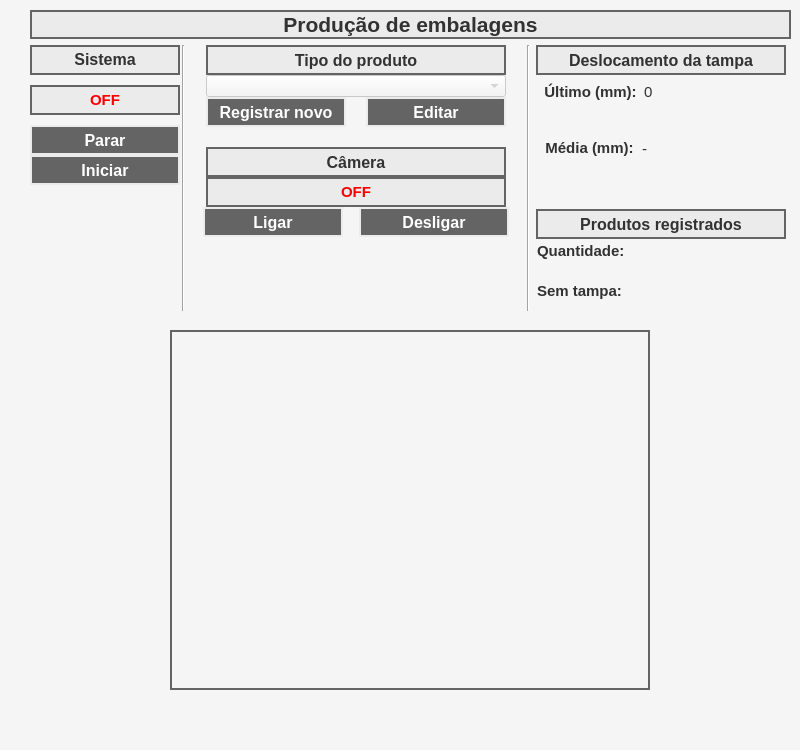
Old version of the form Sources/Windows/UI/main_window.ui in the repository gabrieldinse/package-cover-offset.
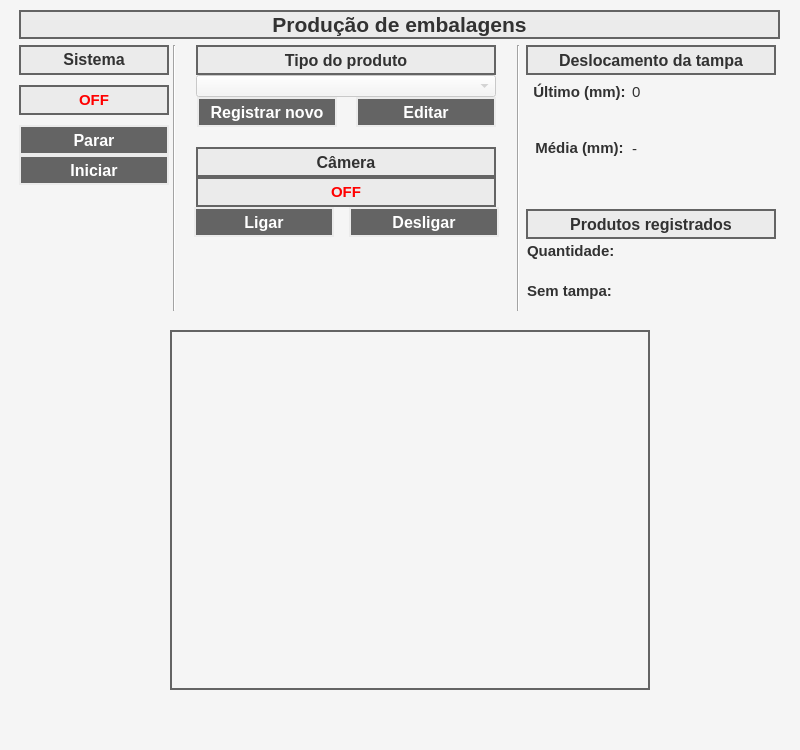
New version of the form.

Commit message: Alterado UI da MainWindow e alterador funcao de editr tipo de produto

```diff
--- a/Sources/Windows/UI/main_window.ui
+++ b/Sources/Windows/UI/main_window.ui
@@ -71,10 +71,10 @@
      <set>Qt::AlignRight|Qt::AlignTrailing|Qt::AlignVCenter</set>
     </property>
    </widget>
-   <widget class="QWidget" name="">
+   <widget class="QWidget" name="layoutWidget">
     <property name="geometry">
      <rect>
-      <x>30</x>
+      <x>19</x>
       <y>10</y>
       <width>761</width>
       <height>301</height>
@@ -375,9 +375,12 @@
          <property name="orientation">
           <enum>Qt::Horizontal</enum>
          </property>
+         <property name="sizeType">
+          <enum>QSizePolicy::Fixed</enum>
+         </property>
          <property name="sizeHint" stdset="0">
           <size>
-           <width>40</width>
+           <width>2</width>
            <height>20</height>
           </size>
          </property>
@@ -503,7 +506,7 @@
                 <bool>false</bool>
                </property>
                <property name="sizePolicy">
-                <sizepolicy hsizetype="Fixed" vsizetype="Fixed">
+                <sizepolicy hsizetype="Expanding" vsizetype="Fixed">
                  <horstretch>0</horstretch>
                  <verstretch>0</verstretch>
                 </sizepolicy>
@@ -1456,7 +1459,7 @@
                 <string notr="true">color: rgb(50, 50, 50);</string>
                </property>
                <property name="text">
-                <string>Quantidade:</string>
+                <string>Quantidade: </string>
                </property>
                <property name="alignment">
                 <set>Qt::AlignLeading|Qt::AlignLeft|Qt::AlignVCenter</set>
@@ -1565,7 +1568,7 @@
                 <string notr="true">color: rgb(50, 50, 50);</string>
                </property>
                <property name="text">
-                <string>Sem tampa:</string>
+                <string>Sem tampa: </string>
                </property>
                <property name="alignment">
                 <set>Qt::AlignLeading|Qt::AlignLeft|Qt::AlignVCenter</set>
```
The commit also changes 2 other files.
